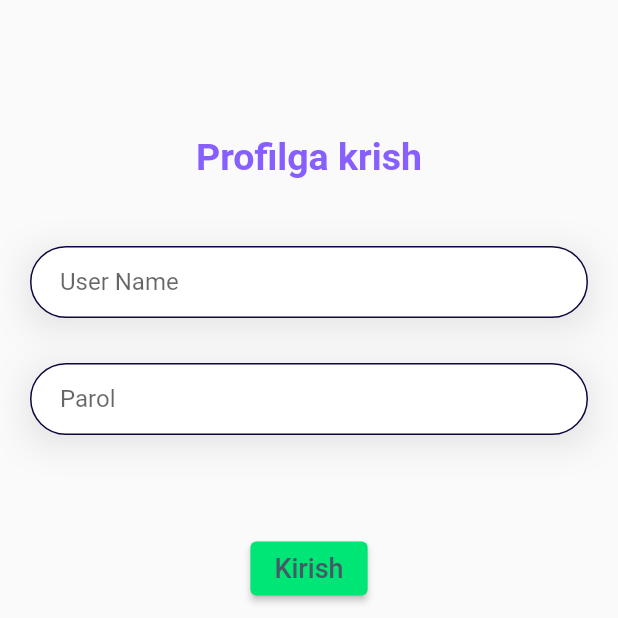
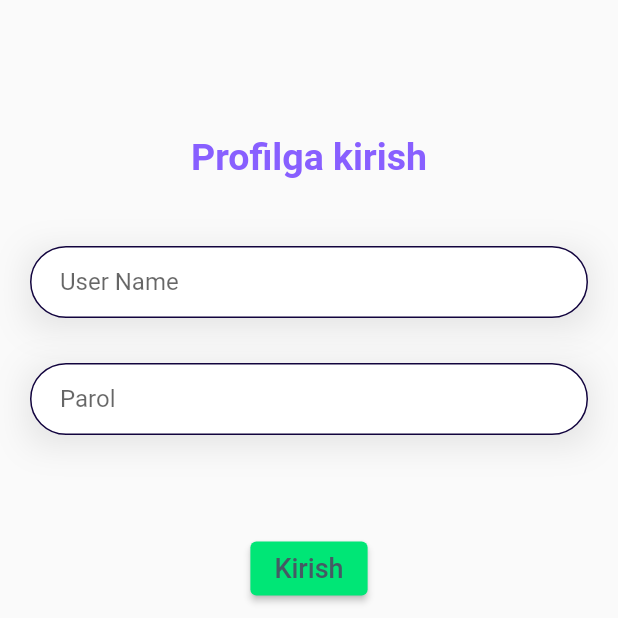
Before and after one commit to NozimjonDD/taxi-pitak-app, a Flutter app: the screen it shows after launch, on a phone screen of 412 x 824 dp, the top half of it. Run offline on Flutter 3.47's test engine with Material 2 defaults, Android fonts, the phone set to English and light mode, and no system bars; our stand-ins replace dropdown_button2, firebase_core, flutter_datetime_picker, gap, get, hexcolor; accounts and stored records are empty.

```diff
--- a/lib/widgets/authentication_tab_pages/login_tab.dart
+++ b/lib/widgets/authentication_tab_pages/login_tab.dart
@@ -38,7 +38,7 @@ class _LoginScreenState extends State<LoginScreen>
               ),
 
               Text(
-                "Profilga krish",
+                "Profilga kirish",
                 style: TextStyle(
                     fontSize: 25,
                     color: AppColors.textColor,
--- a/lib/widgets/authentication_tab_pages/signup_tab.dart
+++ b/lib/widgets/authentication_tab_pages/signup_tab.dart
@@ -137,7 +137,7 @@ class _SignUpScreenState extends State<SignUpScreen> {
                   primary: AppColors.mainTextColor
                 ),
                 child: const Text(
-                  "Avtomobil ma'lumotlarni kritish",
+                  "Avtomobil ma'lumotlarni kiritish",
                   style: TextStyle(color: Color(0xFF455A64), fontSize: 18),
                 ),
               ),
--- a/lib/widgets/home_tab_pages/car_tab.dart
+++ b/lib/widgets/home_tab_pages/car_tab.dart
@@ -82,7 +82,7 @@ class _CarTabPageState extends State<CarTabPage> {
                     primary: AppColors.mainTextColor
                 ),
                 child: const Text(
-                  "Avtomobil ma'lumotlarni kritish",
+                  "Avtomobil ma'lumotlarni kiritish",
                   style: TextStyle(color: Color(0xFF455A64), fontSize: 18),
                 ),
               ),
```
